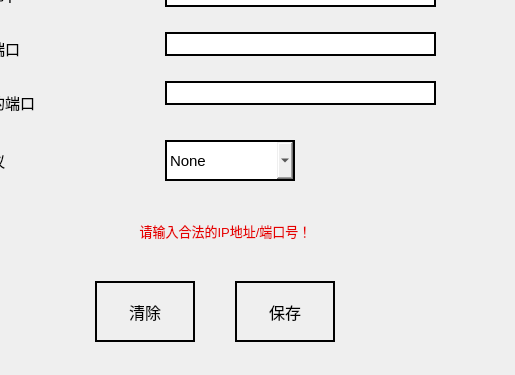
This is dialog.ui in HK40404/Network-Packet-Sniffer as Qt 5 draws it before an edit; both pictures show x 85 to 600 and y 125 to 500 of the 600 by 500 pixel window. The edited form follows.
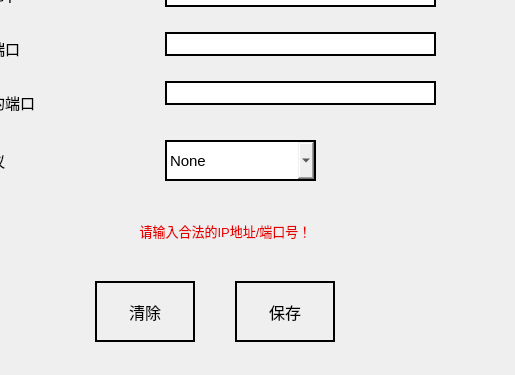
This is the edited form.

Commit message: v1.1 add HTTPS and SSH protocol filter

Patch:
```diff
--- a/dialog.ui
+++ b/dialog.ui
@@ -226,7 +226,7 @@
     <rect>
      <x>250</x>
      <y>265</y>
-     <width>130</width>
+     <width>151</width>
      <height>41</height>
     </rect>
    </property>
```
Left out of the diff: 10 changed lines with no effect on the pictures. The commit also changes 2 other files.
